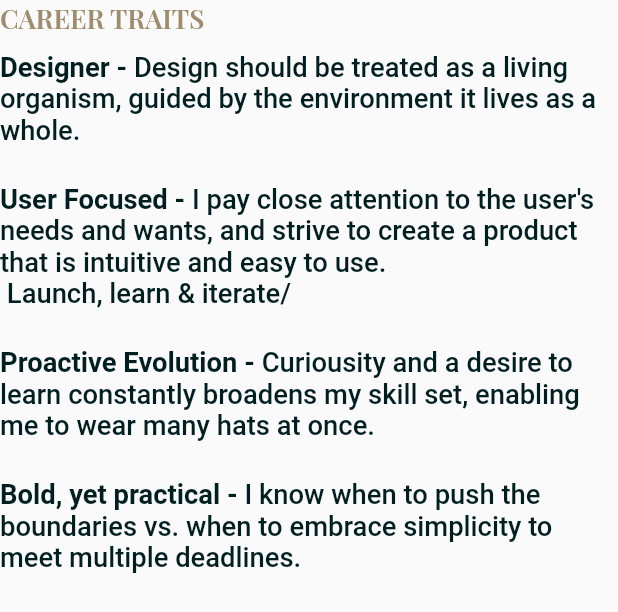
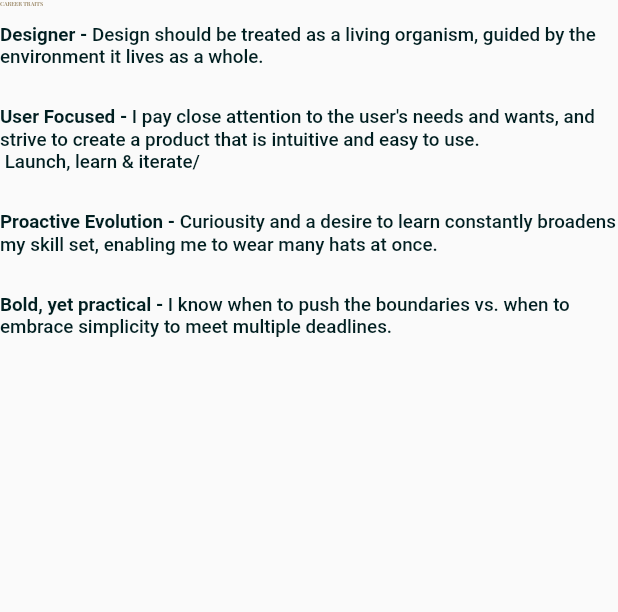
Before and after one commit to jeremiahseun/me-resume, a Flutter app: the CareerTraits widget shown alone on an empty page, opened directly, on a phone screen of 412 x 824 dp. Shown: the top 612 px of the screen. Run offline on Flutter 3.47's test engine with Material 2 defaults, Android fonts, the light colour scheme and no system bars; our stand-ins replace flutter_svg, gap, google_fonts, responsive_sizer; missing offline and left inert: responsive_layout_builder.

Commit message:
More changes

```diff
--- a/lib/screens/homepage/web/widgets/web_button.dart
+++ b/lib/screens/homepage/web/widgets/web_button.dart
@@ -16,7 +16,7 @@ class WebButton extends StatelessWidget {
       child: Text(
         'SEND',
         style: GoogleFonts.ptSansNarrow(
-          fontSize: 14.sp,
+          fontSize: 12.sp,
           fontWeight: FontWeight.w700,
           color: Colors.white,
         ),
--- a/lib/screens/homepage/widgets/career_traits.dart
+++ b/lib/screens/homepage/widgets/career_traits.dart
@@ -22,7 +22,7 @@ class CareerTraits extends StatelessWidget {
                             size.orientation == Orientation.landscape
                         ? AppStyles.subText(12.sp)
                             .copyWith(color: AppColors.subText)
-                        : AppStyles.subText(17.sp)
+                        : AppStyles.subText(11.5.sp)
                             .copyWith(color: AppColors.subText)),
             const Gap(10),
             RichText(
@@ -33,7 +33,7 @@ class CareerTraits extends StatelessWidget {
                       style: size.size == LayoutSize.desktop &&
                             size.orientation == Orientation.landscape
                         ? AppStyles.normalText()
-                        : AppStyles.normalText(size: 17.5.sp)
+                        : AppStyles.normalText(size: 14.5.sp)
                           .copyWith(fontWeight: FontWeight.bold)),
                   TextSpan(
                       text:
@@ -41,7 +41,7 @@ class CareerTraits extends StatelessWidget {
                       style: size.size == LayoutSize.desktop &&
                             size.orientation == Orientation.landscape
                         ? AppStyles.normalText()
-                        : AppStyles.normalText(size: 17.5.sp)),
+                        : AppStyles.normalText(size: 14.5.sp)),
                 ],
               ),
             ),
@@ -54,7 +54,7 @@ class CareerTraits extends StatelessWidget {
                       style: size.size == LayoutSize.desktop &&
                             size.orientation == Orientation.landscape
                         ? AppStyles.normalText()
-                        : AppStyles.normalText(size: 17.5.sp)
+                        : AppStyles.normalText(size: 14.5.sp)
                           .copyWith(fontWeight: FontWeight.bold)),
                   TextSpan(
                       text:
@@ -62,7 +62,7 @@ class CareerTraits extends StatelessWidget {
                       style: size.size == LayoutSize.desktop &&
                             size.orientation == Orientation.landscape
                         ? AppStyles.normalText()
-                        : AppStyles.normalText(size: 17.5.sp)),
+                        : AppStyles.normalText(size: 14.5.sp)),
                 ],
               ),
             ),
@@ -75,7 +75,7 @@ class CareerTraits extends StatelessWidget {
                       style: size.size == LayoutSize.desktop &&
                             size.orientation == Orientation.landscape
                         ? AppStyles.normalText()
-                        : AppStyles.normalText(size: 17.5.sp)
+                        : AppStyles.normalText(size: 14.5.sp)
                           .copyWith(fontWeight: FontWeight.bold)),
                   TextSpan(
                       text:
@@ -83,7 +83,7 @@ class CareerTraits extends StatelessWidget {
                       style: size.size == LayoutSize.desktop &&
                             size.orientation == Orientation.landscape
                         ? AppStyles.normalText()
-                        : AppStyles.normalText(size: 17.5.sp)),
+                        : AppStyles.normalText(size: 14.5.sp)),
                 ],
               ),
             ),
@@ -96,7 +96,7 @@ class CareerTraits extends StatelessWidget {
                       style: size.size == LayoutSize.desktop &&
                             size.orientation == Orientation.landscape
                         ? AppStyles.normalText()
-                        : AppStyles.normalText(size: 17.5.sp)
+                        : AppStyles.normalText(size: 14.5.sp)
                           .copyWith(fontWeight: FontWeight.bold)),
                   TextSpan(
                       text:
@@ -104,7 +104,7 @@ class CareerTraits extends StatelessWidget {
                       style: size.size == LayoutSize.desktop &&
                             size.orientation == Orientation.landscape
                         ? AppStyles.normalText()
-                        : AppStyles.normalText(size: 17.5.sp)),
+                        : AppStyles.normalText(size: 14.5.sp)),
                 ],
               ),
             ),
--- a/lib/screens/homepage/widgets/form.dart
+++ b/lib/screens/homepage/widgets/form.dart
@@ -24,7 +24,7 @@ class CustomForm extends StatelessWidget {
                     style: size.size == LayoutSize.desktop &&
                             size.orientation == Orientation.landscape
                         ? AppStyles.titleText(16.5)
-                        : AppStyles.titleText(21)),
+                        : AppStyles.titleText(17)),
                 const Gap(20),
                 TextField(
                     decoration: InputDecoration(
```
Also changed, not shown: lib/screens/homepage/widgets/body_resume.dart (+25 -26 lines), lib/screens/homepage/widgets/skill_set.dart (+6 -6 lines), 3 other files.
